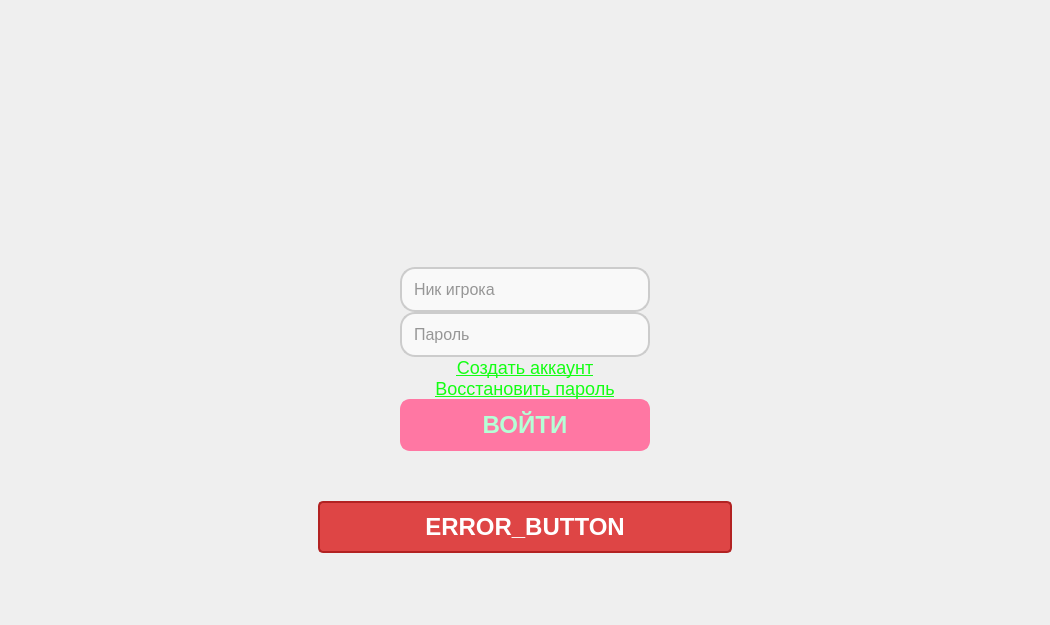
izharus/tfc_halloween_launcher, file src/launcher/design/design.ui: the form before one commit.
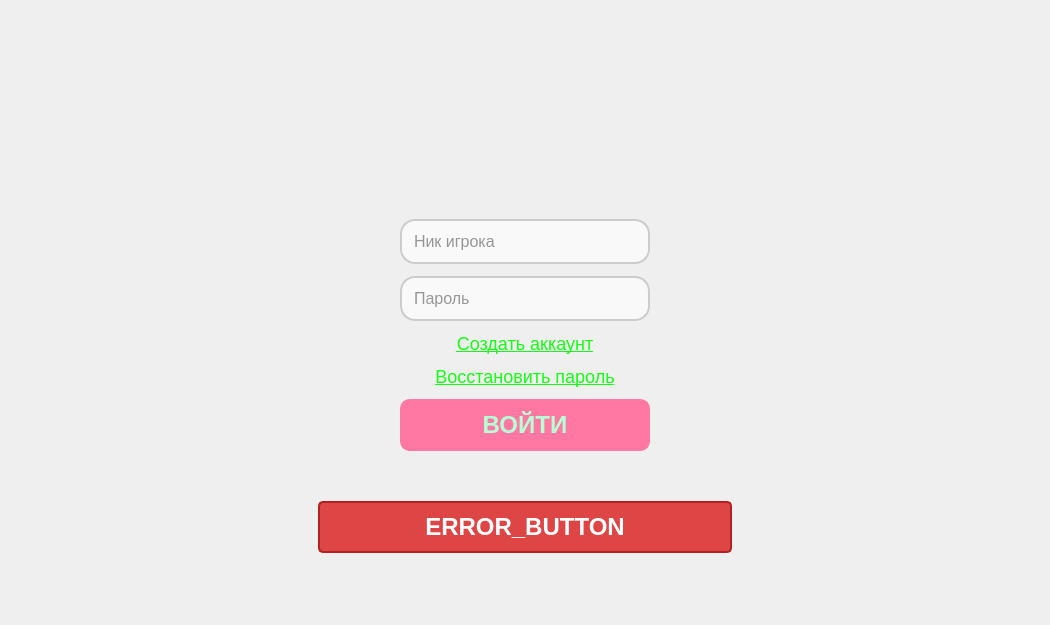
The form after the commit. The open tabs and pages were chosen to show the change. Icons and pictures are not drawn.

```diff
--- a/src/launcher/design/design.ui
+++ b/src/launcher/design/design.ui
@@ -385,6 +385,12 @@
                  </property>
                  <item>
                   <layout class="QGridLayout" name="gridLayout_4">
+                   <property name="horizontalSpacing">
+                    <number>6</number>
+                   </property>
+                   <property name="verticalSpacing">
+                    <number>12</number>
+                   </property>
                    <item row="1" column="0">
                     <spacer name="horizontalSpacer_4">
                      <property name="orientation">
```
Left out of the diff: 2 changed lines with no effect on the pictures.
